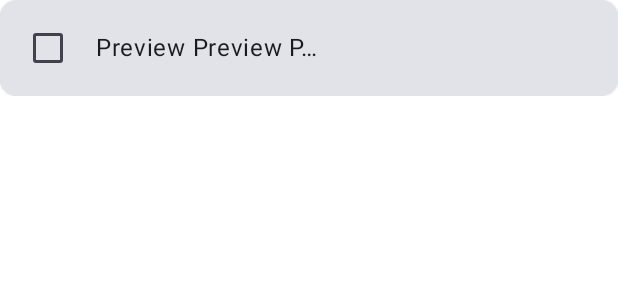
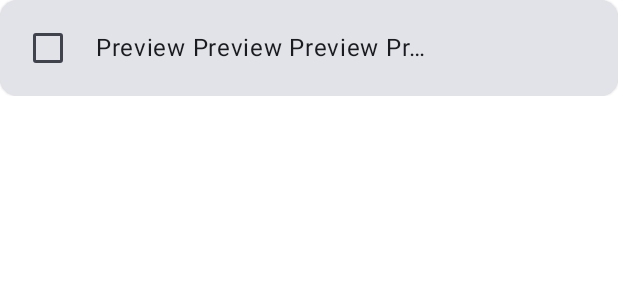
Before and after one commit to PeterG-ithub/todo-list, an Android app built with Jetpack Compose: the @Preview function TaskItemCardPreview, on a phone screen of 412 x 824 dp. Shown: the top 300 px of the screen. Run offline under Robolectric (Android 15) with nearby library versions, the phone set to English and light mode, and no system bars; our stand-ins replace Room's generated code.

Commit message:
Update Text cutoff for Task Item
- Increaese Text cutoff for task item

```diff
--- a/app/src/main/java/com/example/todo_list_v1/ui/task/item/TaskItemCard.kt
+++ b/app/src/main/java/com/example/todo_list_v1/ui/task/item/TaskItemCard.kt
@@ -80,7 +80,7 @@ fun TaskItemCard(
                     style = MaterialTheme.typography.bodyLarge,
                     maxLines = 1,
                     overflow = TextOverflow.Ellipsis,
-                    modifier = Modifier.widthIn(max = 150.dp)
+                    modifier = Modifier.widthIn(max = 225.dp)
                 )
                 if (task.dueDate != null) {
                     Row(
```
